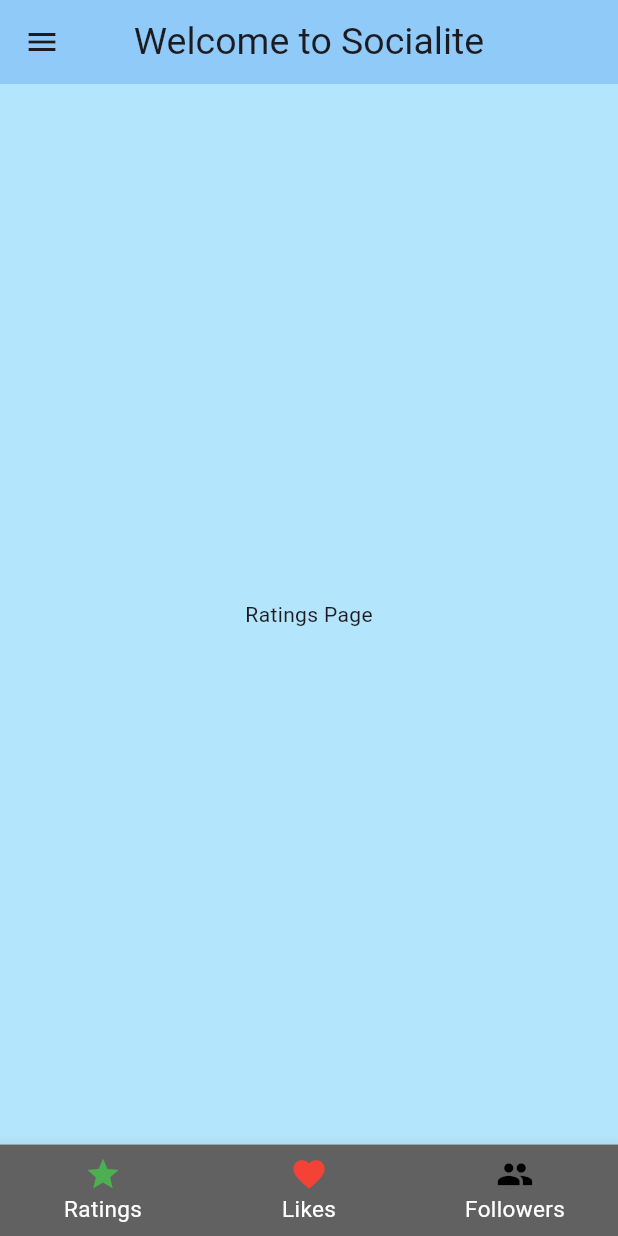
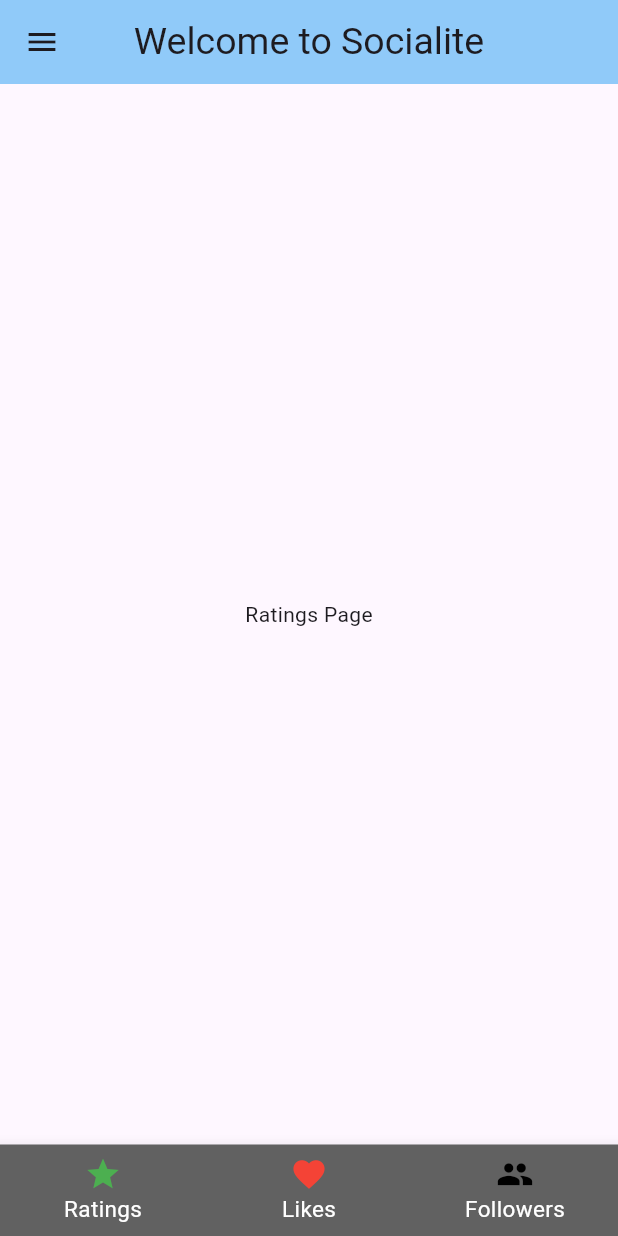
Before and after one commit to Majok-Bol/navigation_bars, a Flutter app: the screen it shows after launch, on a phone screen of 412 x 824 dp. Run offline on Flutter 3.47's test engine with Material 3 defaults, Android fonts, the phone set to English and light mode, and no system bars.

Commit message:
removed screen background colors

```diff
--- a/lib/pages/followers.dart
+++ b/lib/pages/followers.dart
@@ -3,7 +3,7 @@ class FollowersPage extends StatelessWidget{
   @override
   Widget build(BuildContext context){
     return Scaffold(
-      backgroundColor: Colors.green.shade300,
+      // backgroundColor: Colors.green.shade300,
       body: Center(child: Text('Followers Page'),),
     );
   }
--- a/lib/pages/ratings.dart
+++ b/lib/pages/ratings.dart
@@ -3,7 +3,7 @@ class RatingsPage extends StatelessWidget{
   @override
   Widget build(BuildContext context){
     return Scaffold(
-      backgroundColor: Colors.lightBlue.shade100,
+      // backgroundColor: Colors.lightBlue.shade100,
 
       body: Center(child: Text('Ratings Page'),),
     );
```
